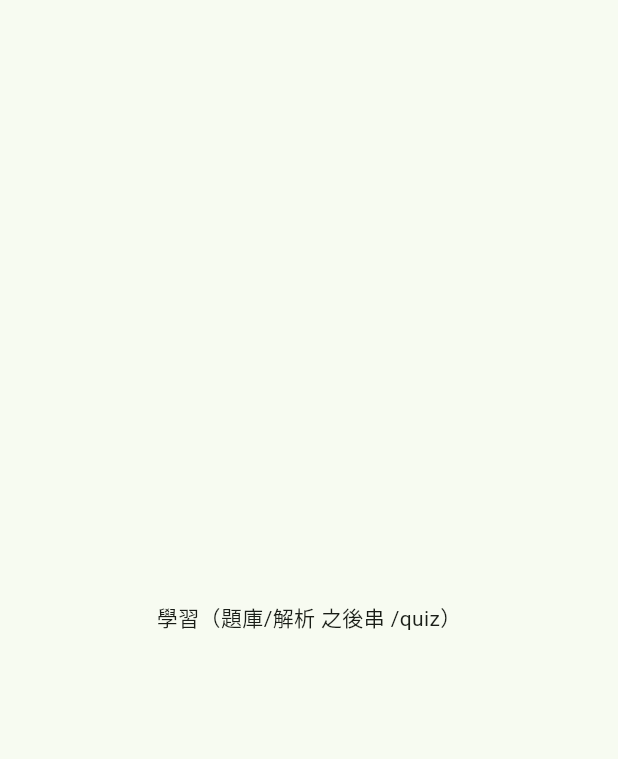
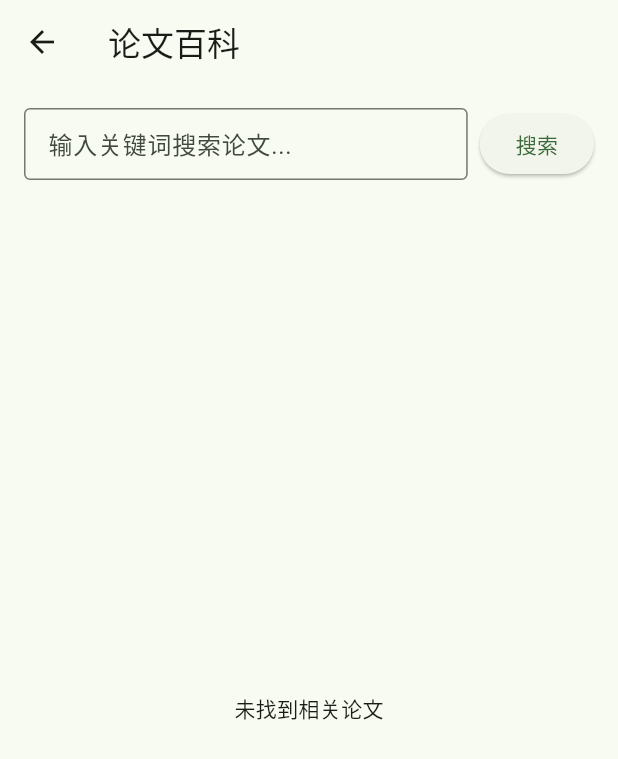
Before and after one commit to leolin0330/medical_qa_frontend, a Flutter app: the LearningPage screen opened directly, on a phone screen of 412 x 824 dp. Shown: the top 759 px of the screen. Run offline on Flutter 3.47's test engine with Material 3 defaults, Android fonts, the phone set to English and light mode, and no system bars; our stand-ins replace file_picker, flutter_riverpod; network calls fail.

Commit message:
Update learning_page.dart

```diff
--- a/lib/pages/learning_page.dart
+++ b/lib/pages/learning_page.dart
@@ -1,219 +1,251 @@
+import 'dart:convert';
 import 'package:flutter/material.dart';
+import 'package:flutter_riverpod/flutter_riverpod.dart';
+import 'package:http/http.dart' as http;
+import 'package:url_launcher/url_launcher.dart';
 
-
-class LearningPage extends StatelessWidget {
-const LearningPage({super.key});
-
-
-@override
-Widget build(BuildContext context) {
-return const Scaffold(
-body: Center(child: Text('學習（題庫/解析 之後串 /quiz）')),
-);
-}
+// A simple data model for a Paper (if not already defined elsewhere in the project)
+class Paper {
+  final double score;
+  final String title;
+  final String url;
+  final String journal;
+  final int year;
+  final int citations;
+  final String abstractText;
+  Paper({
+    required this.score,
+    required this.title,
+    required this.url,
+    required this.journal,
+    required this.year,
+    required this.citations,
+    required this.abstractText,
+  });
+  factory Paper.fromJson(Map<String, dynamic> json) {
+    return Paper(
+      score: (json['gpt_score'] ?? json['score'] ?? 0).toDouble(),
+      title: json['title'] ?? 'Untitled',
+      url: json['url'] ?? '',
+      journal: json['journal'] ?? 'Unknown Journal',
+      year: json['year'] ?? 0,
+      citations: json['citations'] ?? 0,
+      abstractText: json['abstract'] ?? '',
+    );
+  }
 }
 
+// Riverpod FutureProvider (family) to fetch papers for a given query
+final papersSearchProvider = FutureProvider.family<List<Paper>, String>((ref, query) async {
+  // Replace BASE_URL with the actual base URL of the backend if needed
+  final Uri apiUri = Uri.parse(/* BASE_URL + */ '/find_papers');
+  final response = await http.post(
+    apiUri,
+    headers: {'Content-Type': 'application/json'},
+    body: jsonEncode({'query': query, 'top_k': 5}),
+  );
+  if (response.statusCode == 200) {
+    final data = jsonDecode(response.body);
+    // Expecting data to be a list of paper info
+    if (data is List) {
+      return data.map((item) => Paper.fromJson(item)).toList();
+    } else if (data is Map && data.containsKey('papers')) {
+      // If response has a nested structure { "papers": [...] }
+      final papersList = data['papers'] as List;
+      return papersList.map((item) => Paper.fromJson(item)).toList();
+    } else {
+      // Unexpected format
+      return [];
+    }
+  } else {
+    // If the API returns an error status, throw exception to trigger error state
+    throw Exception('Failed to load papers (status ${response.statusCode})');
+  }
+});
 
-// import 'package:flutter/material.dart';
-// import 'package:url_launcher/url_launcher.dart';
+class LearningPage  extends ConsumerStatefulWidget {
+  const LearningPage ({Key? key}) : super(key: key);
 
-// import '../services/api_client.dart';
+  @override
+  ConsumerState<LearningPage > createState() => _LearningPageState();
+}
 
-// class NewsPage extends StatefulWidget {
-//   const NewsPage({super.key});
+class _LearningPageState extends ConsumerState<LearningPage > {
+  late TextEditingController _queryController;
+  String? _searchQuery; // The current query to search for
+  List<bool> _isExpandedList = []; // Track abstract expansion for each result
 
-//   @override
-//   State<NewsPage> createState() => _NewsPageState();
-// }
+  @override
+  void initState() {
+    super.initState();
+    _queryController = TextEditingController();
+  }
 
-// class _NewsPageState extends State<NewsPage> {
-//   final _api = ApiClient();
-//   late Future<List<Map<String, dynamic>>> _future;
+  @override
+  void dispose() {
+    _queryController.dispose();
+    super.dispose();
+  }
 
-//   @override
-//   void initState() {
-//     super.initState();
-//     _future = _load();
-//   }
+  Future<void> _launchPaperUrl(String url) async {
+    if (url.isEmpty) return;
+    final Uri uri = Uri.parse(url);
+    if (await canLaunchUrl(uri)) {
+      await launchUrl(uri);
+    } else {
+      // Could not launch URL – handle gracefully (e.g., show a snackbar)
+      ScaffoldMessenger.of(context).showSnackBar(
+        SnackBar(content: Text('无法打开论文链接')),
+      );
+    }
+  }
 
-//   @override
-//   void dispose() {
-//     _api.close();
-//     super.dispose();
-//   }
+  void _onSearchPressed() {
+    final queryText = _queryController.text.trim();
+    if (queryText.isEmpty) {
+      // If query is empty, you might show a message or just do nothing
+      ScaffoldMessenger.of(context).showSnackBar(
+        SnackBar(content: Text('请输入查询关键字')),
+      );
+      return;
+    }
+    // Update the search query and trigger provider fetch
+    setState(() {
+      _searchQuery = queryText;
+      _isExpandedList = []; // reset expansion states for new search
+    });
+  }
 
-//   Future<List<Map<String, dynamic>>> _load() {
-//     return _api.fetchNews(source: 'who', limit: 10);
-//   }
+  @override
+  Widget build(BuildContext context) {
+    // Watch the search provider only when a query is set
+    final AsyncValue<List<Paper>> papersAsync = (_searchQuery != null)
+        ? ref.watch(papersSearchProvider(_searchQuery!))
+        : const AsyncValue.data([]); // empty data when no search yet
 
-//   Future<void> _refresh() async {
-//     setState(() {
-//       _future = _load();
-//     });
-//     await _future;
-//   }
-
-//   Future<void> _openUrl(String? url) async {
-//     if (url == null || url.isEmpty) return;
-//     final uri = Uri.parse(url);
-//     final ok = await launchUrl(uri, mode: LaunchMode.externalApplication);
-//     if (!ok && mounted) {
-//       ScaffoldMessenger.of(context).showSnackBar(
-//         const SnackBar(content: Text('無法開啟連結')),
-//       );
-//     }
-//   }
-
-//   @override
-//   Widget build(BuildContext context) {
-//     final theme = Theme.of(context);
-
-//     return Scaffold(
-//       appBar: AppBar(
-//         title: const Text('WHO 快訊'),
-//       ),
-//       body: RefreshIndicator(
-//         onRefresh: _refresh,
-//         child: FutureBuilder<List<Map<String, dynamic>>>(
-//           future: _future,
-//           builder: (context, snap) {
-//             if (snap.connectionState == ConnectionState.waiting) {
-//               return const Center(child: CircularProgressIndicator());
-//             }
-//             if (snap.hasError) {
-//               return ListView(
-//                 children: [
-//                   const SizedBox(height: 80),
-//                   Icon(Icons.error_outline, size: 48, color: theme.colorScheme.error),
-//                   const SizedBox(height: 12),
-//                   Center(
-//                     child: Padding(
-//                       padding: const EdgeInsets.symmetric(horizontal: 16),
-//                       child: Text(
-//                         '載入失敗：${snap.error}',
-//                         textAlign: TextAlign.center,
-//                       ),
-//                     ),
-//                   ),
-//                   const SizedBox(height: 8),
-//                   Center(
-//                     child: TextButton.icon(
-//                       onPressed: _refresh,
-//                       icon: const Icon(Icons.refresh),
-//                       label: const Text('重新整理'),
-//                     ),
-//                   ),
-//                 ],
-//               );
-//             }
-
-//             final items = snap.data ?? const [];
-//             if (items.isEmpty) {
-//               return ListView(
-//                 children: const [
-//                   SizedBox(height: 120),
-//                   Center(child: Text('目前沒有可顯示的新聞')),
-//                 ],
-//               );
-//             }
-
-//             return ListView.separated(
-//               itemCount: items.length,
-//               separatorBuilder: (_, __) => const Divider(height: 1),
-//               itemBuilder: (context, i) {
-//                 final item = items[i];
-//                 final title = (item['title'] as String? ?? '').trim();
-//                 final date = (item['published'] as String? ?? '').trim();
-//                 final summary = (item['summary'] as String? ?? '').trim();
-//                 final imageUrl = (item['image'] as String? ?? '').trim();
-//                 final url = (item['url'] as String? ?? '').trim();
-
-//                 return InkWell(
-//                   onTap: () => _openUrl(url),
-//                   child: Padding(
-//                     padding: const EdgeInsets.all(12),
-//                     child: Row(
-//                       crossAxisAlignment: CrossAxisAlignment.start,
-//                       children: [
-//                         // 左側縮圖
-//                         SizedBox(
-//                           width: 72,
-//                           height: 72,
-//                           child: ClipRRect(
-//                             borderRadius: BorderRadius.circular(8),
-//                             child: imageUrl.isNotEmpty
-//                                 ? Image.network(
-//                                     imageUrl,
-//                                     fit: BoxFit.cover,
-//                                     errorBuilder: (_, __, ___) =>
-//                                         const Icon(Icons.article_outlined, size: 36),
-//                                   )
-//                                 : const DecoratedBox(
-//                                     decoration: BoxDecoration(color: Color(0xFFEFEFEF)),
-//                                     child: Center(
-//                                       child: Icon(Icons.article_outlined, size: 36),
-//                                     ),
-//                                   ),
-//                           ),
-//                         ),
-//                         const SizedBox(width: 12),
-//                         // 右側文字
-//                         Expanded(
-//                           child: Column(
-//                             crossAxisAlignment: CrossAxisAlignment.start,
-//                             children: [
-//                               if (date.isNotEmpty)
-//                                 Text(
-//                                   date,
-//                                   style: theme.textTheme.bodySmall?.copyWith(
-//                                     fontWeight: FontWeight.w600,
-//                                   ),
-//                                 ),
-//                               const SizedBox(height: 4),
-//                               Text(
-//                                 title,
-//                                 maxLines: 2,
-//                                 overflow: TextOverflow.ellipsis,
-//                                 style: theme.textTheme.titleMedium?.copyWith(
-//                                   fontWeight: FontWeight.w700,
-//                                 ),
-//                               ),
-//                               if (summary.isNotEmpty) ...[
-//                                 const SizedBox(height: 6),
-//                                 Text(
-//                                   summary,
-//                                   maxLines: 3,
-//                                   overflow: TextOverflow.ellipsis,
-//                                   style: theme.textTheme.bodyMedium,
-//                                 ),
-//                               ],
-//                               const SizedBox(height: 6),
-//                               Row(
-//                                 children: [
-//                                   Text(
-//                                     '查看原文',
-//                                     style: theme.textTheme.bodySmall?.copyWith(
-//                                       color: theme.colorScheme.primary,
-//                                       fontWeight: FontWeight.w600,
-//                                     ),
-//                                   ),
-//                                   const SizedBox(width: 4),
-//                                   Icon(Icons.open_in_new,
-//                                       size: 14, color: theme.colorScheme.primary),
-//                                 ],
-//                               ),
-//                             ],
-//                           ),
-//                         ),
-//                       ],
-//                     ),
-//                   ),
-//                 );
-//               },
-//             );
-//           },
-//         ),
-//       ),
-//     );
-//   }
-// }
+    return Scaffold(
+      appBar: AppBar(
+        title: const Text('论文百科'), // "Paper Encyclopedia" title (adjust as needed)
+      ),
+      body: Padding(
+        padding: const EdgeInsets.all(16.0),
+        child: Column(
+          children: [
+            // Search input field and button
+            Row(
+              children: [
+                Expanded(
+                  child: TextField(
+                    controller: _queryController,
+                    decoration: const InputDecoration(
+                      hintText: '输入关键词搜索论文...', // hint in Chinese for "Enter keywords..."
+                      border: OutlineInputBorder(),
+                      contentPadding: EdgeInsets.symmetric(horizontal: 12, vertical: 8),
+                    ),
+                    textInputAction: TextInputAction.search,
+                    onSubmitted: (_) => _onSearchPressed(),
+                  ),
+                ),
+                const SizedBox(width: 8),
+                ElevatedButton(
+                  onPressed: _onSearchPressed,
+                  child: const Text('搜索'), // "Search" button text in Chinese
+                ),
+              ],
+            ),
+            const SizedBox(height: 16),
+            // Results area
+            Expanded(
+              child: papersAsync.when(
+                data: (papers) {
+                  // Initialize expansion state list if not yet (e.g., first time data comes in)
+                  if (_isExpandedList.length != papers.length) {
+                    _isExpandedList = List.filled(papers.length, false);
+                  }
+                  if (papers.isEmpty) {
+                    return const Center(
+                      child: Text('未找到相关论文'), // "No papers found"
+                    );
+                  }
+                  // Use ListView to display paper cards
+                  return ListView.builder(
+                    itemCount: papers.length,
+                    itemBuilder: (context, index) {
+                      final paper = papers[index];
+                      final bool isExpanded = _isExpandedList[index];
+                      // Short preview of abstract (for collapsed state)
+                      String previewText = paper.abstractText;
+                      if (!isExpanded && previewText.length > 150) {
+                        // truncate to 150 chars for preview
+                        previewText = '${previewText.substring(0, 150)}...';
+                      }
+                      return Card(
+                        elevation: 2,
+                        margin: const EdgeInsets.symmetric(vertical: 8),
+                        child: Padding(
+                          padding: const EdgeInsets.all(12.0),
+                          child: Column(
+                            crossAxisAlignment: CrossAxisAlignment.start,
+                            children: [
+                              // Title (clickable link)
+                              GestureDetector(
+                                onTap: () => _launchPaperUrl(paper.url),
+                                child: Text(
+                                  paper.title,
+                                  style: TextStyle(
+                                    fontSize: 16,
+                                    fontWeight: FontWeight.bold,
+                                    color: Theme.of(context).colorScheme.primary,
+                                    decoration: TextDecoration.underline,
+                                  ),
+                                ),
+                              ),
+                              const SizedBox(height: 4),
+                              // Meta information: Journal, Year, Citations, Score
+                              Text(
+                                '${paper.journal} (${paper.year})',
+                                style: const TextStyle(fontSize: 14, fontWeight: FontWeight.w600),
+                              ),
+                              Text(
+                                '引用次数: ${paper.citations}    GPT评分: ${paper.score.toStringAsFixed(2)}',
+                                style: TextStyle(fontSize: 13, color: Theme.of(context).textTheme.bodySmall?.color),
+                              ),
+                              const SizedBox(height: 8),
+                              // Abstract (expandable)
+                              Text(
+                                isExpanded ? paper.abstractText : previewText,
+                                style: const TextStyle(fontSize: 14),
+                              ),
+                              if (paper.abstractText.length > 150) // only show toggle if text is long
+                                Align(
+                                  alignment: Alignment.centerRight,
+                                  child: TextButton(
+                                    onPressed: () {
+                                      setState(() {
+                                        _isExpandedList[index] = !_isExpandedList[index];
+                                      });
+                                    },
+                                    child: Text(isExpanded ? '收起摘要' : '展开摘要'), // "Collapse abstract" / "Expand abstract"
+                                  ),
+                                ),
+                            ],
+                          ),
+                        ),
+                      );
+                    },
+                  );
+                },
+                loading: () => const Center(child: CircularProgressIndicator()),
+                error: (error, stackTrace) {
+                  return Center(
+                    child: Text('搜索出错：$error'), // "Search error: $error"
+                  );
+                },
+              ),
+            ),
+          ],
+        ),
+      ),
+    );
+  }
+}
```
